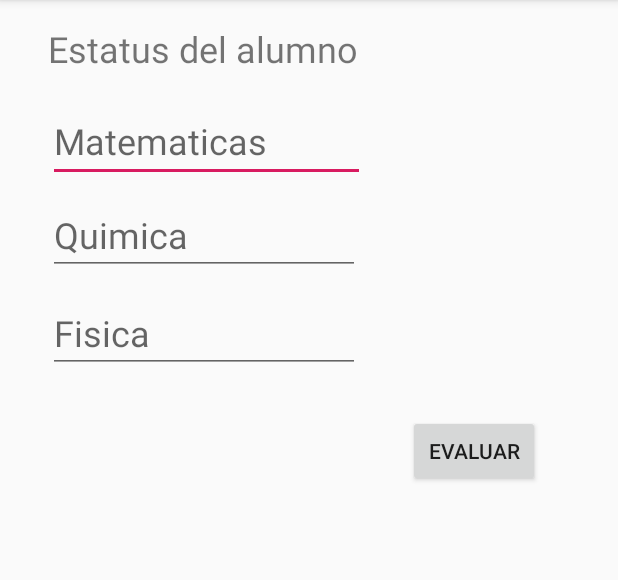
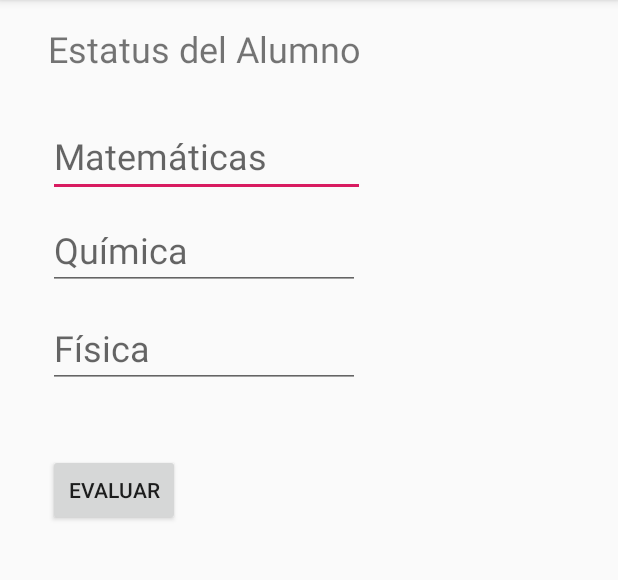
Before and after one commit to AgustinCocciardi/MiSegundaApp, an Android app: the screen it shows after launch (MainActivity), on a phone screen of 412 x 824 dp, the part 84-664 px from its top. Run offline under Robolectric (Android 15) with nearby library versions, the phone set to English and light mode, and no system bars.

Commit message:
Corrección del warning hardcoded string should use string resource

```diff
--- a/app/src/main/res/layout/activity_main.xml
+++ b/app/src/main/res/layout/activity_main.xml
@@ -8,12 +8,12 @@
 
     <TextView
         android:id="@+id/resultado_Evaluacion"
-        android:layout_width="212dp"
-        android:layout_height="35dp"
+        android:layout_width="231dp"
+        android:layout_height="45dp"
         android:layout_marginStart="32dp"
         android:layout_marginLeft="32dp"
         android:layout_marginTop="16dp"
-        android:text="Estatus del alumno"
+        android:text="@string/txt_View_String"
         android:textSize="24sp"
         app:layout_constraintStart_toStartOf="parent"
         app:layout_constraintTop_toTopOf="parent" />
@@ -26,7 +26,7 @@
         android:layout_marginLeft="32dp"
         android:layout_marginTop="16dp"
         android:ems="10"
-        android:hint="Matematicas"
+        android:hint="@string/editText_ViewNumber_String"
         android:inputType="number"
         android:textSize="24sp"
         app:layout_constraintStart_toStartOf="parent"
@@ -40,7 +40,7 @@
         android:layout_marginLeft="32dp"
         android:layout_marginTop="12dp"
         android:ems="10"
-        android:hint="Quimica"
+        android:hint="@string/editText2_ViewNumber_String"
         android:inputType="number"
         android:textSize="24sp"
         app:layout_constraintStart_toStartOf="parent"
@@ -54,7 +54,7 @@
         android:layout_marginLeft="32dp"
         android:layout_marginTop="12dp"
         android:ems="10"
-        android:hint="Fisica"
+        android:hint="@string/editText3_ViewNumber_String"
         android:inputType="number"
         android:textSize="24sp"
         app:layout_constraintStart_toStartOf="parent"
@@ -64,11 +64,11 @@
         android:id="@+id/button"
         android:layout_width="wrap_content"
         android:layout_height="wrap_content"
-        android:layout_marginStart="272dp"
-        android:layout_marginLeft="272dp"
-        android:layout_marginTop="28dp"
+        android:layout_marginStart="32dp"
+        android:layout_marginLeft="32dp"
+        android:layout_marginTop="44dp"
         android:onClick="evaluarNotas"
-        android:text="EVALUAR"
+        android:text="@string/button"
         app:layout_constraintStart_toStartOf="parent"
         app:layout_constraintTop_toBottomOf="@+id/nota3" />
 
--- a/app/src/main/res/values/strings.xml
+++ b/app/src/main/res/values/strings.xml
@@ -1,3 +1,8 @@
 <resources>
     <string name="app_name">MiSegundaApp</string>
+    <string name="txt_View_String">Estatus del Alumno</string>
+    <string name="editText_ViewNumber_String">Matemáticas</string>
+    <string name="editText2_ViewNumber_String">Química</string>
+    <string name="editText3_ViewNumber_String">Física</string>
+    <string name="button">Evaluar</string>
 </resources>
```
